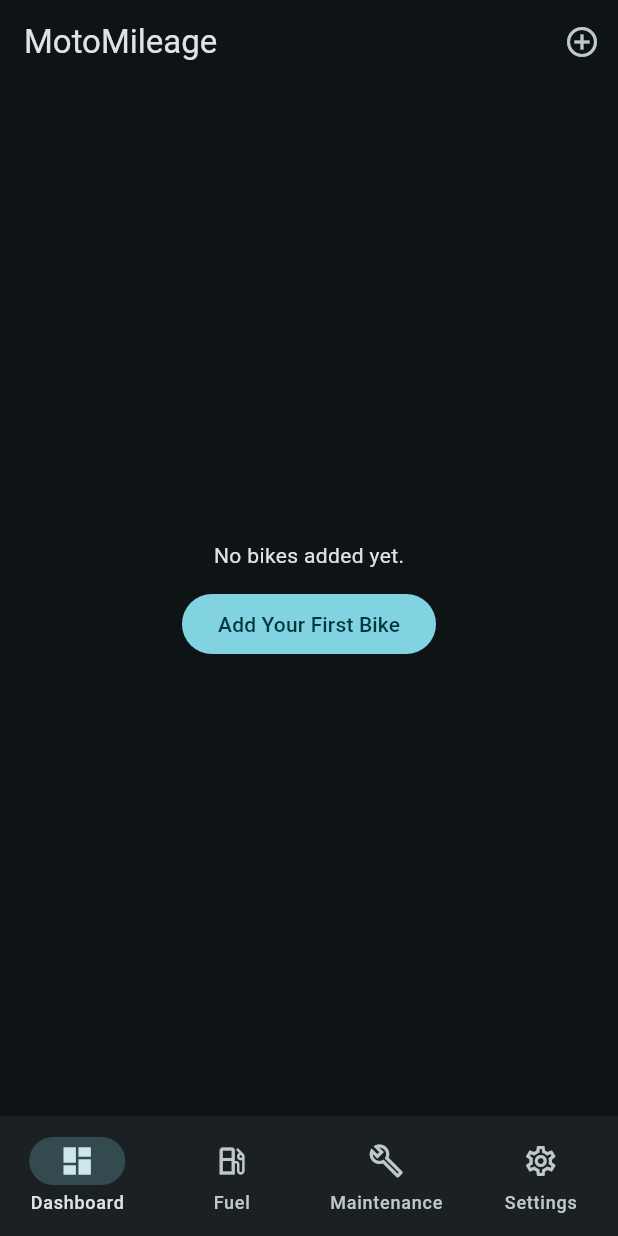
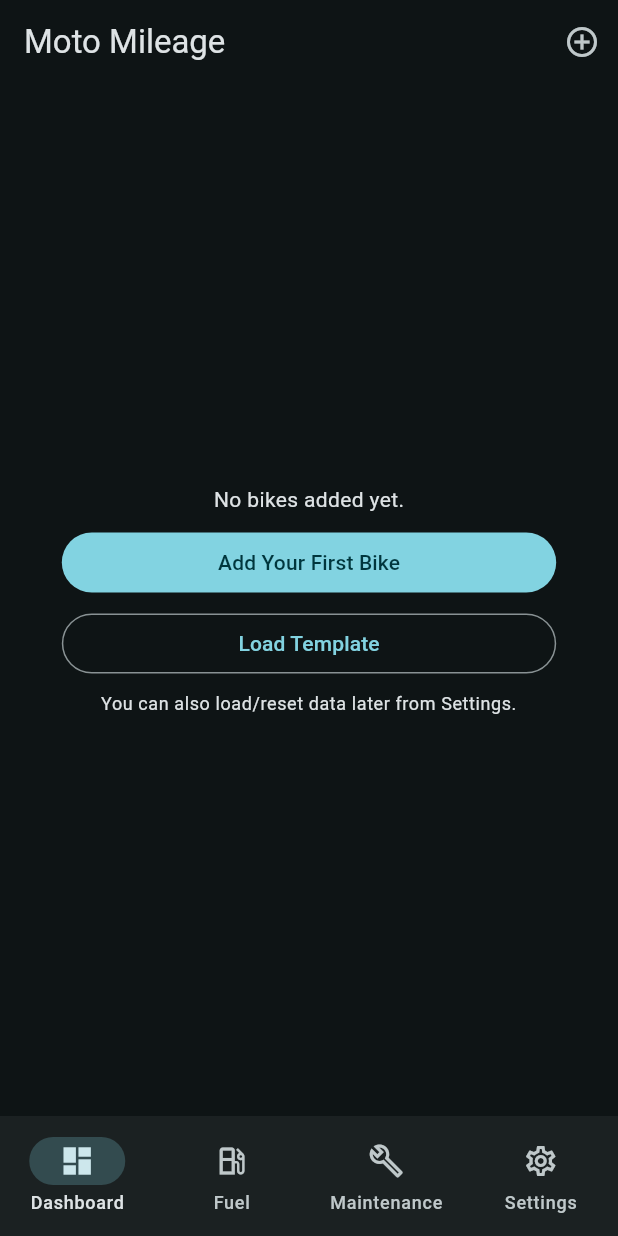
Before and after one commit to WorkWithAfridi/MotoMileage, a Flutter app: the HomeShellView screen opened directly, on a phone screen of 412 x 824 dp. Run offline on Flutter 3.47's test engine with Material 3 defaults, Android fonts, the phone set to English and light mode, and no system bars; our stand-ins replace fl_chart, get, share_plus, shared_preferences; accounts and stored records are empty.

Commit message:
Updated branding

```diff
--- a/lib/app/app.dart
+++ b/lib/app/app.dart
@@ -15,7 +15,7 @@ class MotoMileageApp extends StatelessWidget {
     return Obx(() {
       final theme = AppTheme.fromPreset(settingsController.settings.value.themePreset);
       return GetMaterialApp(
-        title: 'MotoMileage',
+        title: 'Moto Mileage',
         debugShowCheckedModeBanner: false,
         theme: theme,
         darkTheme: theme,
--- a/lib/app/views/home_shell_view.dart
+++ b/lib/app/views/home_shell_view.dart
@@ -2,6 +2,10 @@ import 'package:flutter/material.dart';
 import 'package:get/get.dart';
 
 import '../controllers/bike_controller.dart';
+import '../controllers/fuel_controller.dart';
+import '../controllers/maintenance_controller.dart';
+import '../controllers/settings_controller.dart';
+import '../services/demo_data_service.dart';
 import 'dashboard_view.dart';
 import 'fuel_logs_view.dart';
 import 'maintenance_view.dart';
@@ -20,16 +24,15 @@ class HomeShellView extends StatefulWidget {
 class _HomeShellViewState extends State<HomeShellView> {
   int _index = 0;
 
-  static const _tabs = [
-    DashboardView(),
-    FuelLogsView(),
-    MaintenanceView(),
-    SettingsView(),
-  ];
+  static const _tabs = [DashboardView(), FuelLogsView(), MaintenanceView(), SettingsView()];
 
   @override
   Widget build(BuildContext context) {
     final bikeController = Get.find<BikeController>();
+    final settingsController = Get.find<SettingsController>();
+    final fuelController = Get.find<FuelController>();
+    final maintenanceController = Get.find<MaintenanceController>();
+    final demoDataService = Get.find<DemoDataService>();
 
     return Obx(() {
       final activeBike = bikeController.activeBike;
@@ -42,27 +45,16 @@ class _HomeShellViewState extends State<HomeShellView> {
                   child: DropdownButton<String>(
                     value: activeBike?.id,
                     hint: const Text('Select Bike'),
-                    items: bikeController.bikes
-                        .map(
-                          (bike) => DropdownMenuItem(
-                            value: bike.id,
-                            child: Text('${bike.name} (${bike.model})'),
-                          ),
-                        )
-                        .toList(),
+                    items: bikeController.bikes.map((bike) => DropdownMenuItem(value: bike.id, child: Text('${bike.name} (${bike.model})'))).toList(),
                     onChanged: bikeController.setActiveBike,
                   ),
                 )
-              : const Text('MotoMileage'),
+              : const Text('Moto Mileage'),
           actions: [
             IconButton(
               tooltip: 'Add Bike',
-              onPressed: () => showModalBottomSheet<void>(
-                context: context,
-                showDragHandle: true,
-                isScrollControlled: true,
-                builder: (_) => const BikeFormSheet(),
-              ),
+              onPressed: () =>
+                  showModalBottomSheet<void>(context: context, showDragHandle: true, isScrollControlled: true, builder: (_) => const BikeFormSheet()),
               icon: const Icon(Icons.add_circle_outline),
             ),
             if (activeBike != null)
@@ -81,10 +73,7 @@ class _HomeShellViewState extends State<HomeShellView> {
                     await bikeController.deleteBike(activeBike.id);
                   }
                 },
-                itemBuilder: (_) => const [
-                  PopupMenuItem(value: 'edit', child: Text('Edit Bike')),
-                  PopupMenuItem(value: 'delete', child: Text('Delete Bike')),
-                ],
+                itemBuilder: (_) => const [PopupMenuItem(value: 'edit', child: Text('Edit Bike')), PopupMenuItem(value: 'delete', child: Text('Delete Bike'))],
               ),
           ],
         ),
@@ -94,16 +83,33 @@ class _HomeShellViewState extends State<HomeShellView> {
                   mainAxisSize: MainAxisSize.min,
                   children: [
                     const Text('No bikes added yet.'),
-                    const SizedBox(height: 12),
-                    FilledButton(
-                      onPressed: () => showModalBottomSheet<void>(
-                        context: context,
-                        showDragHandle: true,
-                        isScrollControlled: true,
-                        builder: (_) => const BikeFormSheet(),
-                      ),
+                    const SizedBox(height: 8),
+                    SizedBox(
+                      width: Get.width * 0.8,
+                      child: FilledButton(
+                        onPressed: () =>
+                            showModalBottomSheet<void>(context: context, showDragHandle: true, isScrollControlled: true, builder: (_) => const BikeFormSheet()),
                         child: const Text('Add Your First Bike'),
                       ),
+                    ),
+                    SizedBox(height: 6),
+                    SizedBox(
+                      width: Get.width * 0.8,
+                      child: OutlinedButton(
+                        onPressed: () async {
+                          await demoDataService.populateDemoData();
+                          settingsController.reload();
+                          await bikeController.reload();
+                          await fuelController.reloadActiveBike();
+                          await maintenanceController.reloadActiveBike();
+                          if (!context.mounted) return;
+                          Get.snackbar('Demo Loaded', 'Template dataset is ready. Explore the app.');
+                        },
+                        child: const Text('Load Template'),
+                      ),
+                    ),
+                    const SizedBox(height: 8),
+                    Text('You can also load/reset data later from Settings.', style: Theme.of(context).textTheme.bodySmall, textAlign: TextAlign.center),
                   ],
                 ),
               )
@@ -112,23 +118,15 @@ class _HomeShellViewState extends State<HomeShellView> {
             ? null
             : _index == 1
             ? FloatingActionButton.extended(
-                    onPressed: () => showModalBottomSheet<void>(
-                      context: context,
-                      showDragHandle: true,
-                      isScrollControlled: true,
-                      builder: (_) => const FuelEntryFormSheet(),
-                    ),
+                onPressed: () =>
+                    showModalBottomSheet<void>(context: context, showDragHandle: true, isScrollControlled: true, builder: (_) => const FuelEntryFormSheet()),
                 icon: const Icon(Icons.local_gas_station_outlined),
                 label: const Text('Quick Add'),
               )
             : _index == 2
             ? FloatingActionButton.extended(
-                        onPressed: () => showModalBottomSheet<void>(
-                          context: context,
-                          showDragHandle: true,
-                          isScrollControlled: true,
-                          builder: (_) => const MaintenanceFormSheet(),
-                        ),
+                onPressed: () =>
+                    showModalBottomSheet<void>(context: context, showDragHandle: true, isScrollControlled: true, builder: (_) => const MaintenanceFormSheet()),
                 icon: const Icon(Icons.build_circle_outlined),
                 label: const Text('Add Maintenance'),
               )
@@ -137,26 +135,10 @@ class _HomeShellViewState extends State<HomeShellView> {
           selectedIndex: _index,
           onDestinationSelected: (value) => setState(() => _index = value),
           destinations: const [
-            NavigationDestination(
-              icon: Icon(Icons.dashboard_outlined),
-              selectedIcon: Icon(Icons.dashboard),
-              label: 'Dashboard',
-            ),
-            NavigationDestination(
-              icon: Icon(Icons.local_gas_station_outlined),
-              selectedIcon: Icon(Icons.local_gas_station),
-              label: 'Fuel',
-            ),
-            NavigationDestination(
-              icon: Icon(Icons.build_outlined),
-              selectedIcon: Icon(Icons.build),
-              label: 'Maintenance',
-            ),
-            NavigationDestination(
-              icon: Icon(Icons.settings_outlined),
-              selectedIcon: Icon(Icons.settings),
-              label: 'Settings',
-            ),
+            NavigationDestination(icon: Icon(Icons.dashboard_outlined), selectedIcon: Icon(Icons.dashboard), label: 'Dashboard'),
+            NavigationDestination(icon: Icon(Icons.local_gas_station_outlined), selectedIcon: Icon(Icons.local_gas_station), label: 'Fuel'),
+            NavigationDestination(icon: Icon(Icons.build_outlined), selectedIcon: Icon(Icons.build), label: 'Maintenance'),
+            NavigationDestination(icon: Icon(Icons.settings_outlined), selectedIcon: Icon(Icons.settings), label: 'Settings'),
           ],
         ),
       );
--- a/lib/app/views/onboarding_view.dart
+++ b/lib/app/views/onboarding_view.dart
@@ -44,6 +44,13 @@ class _OnboardingViewState extends State<OnboardingView> {
           'Track service history, get due reminders, and export or backup your data locally.',
       icon: Icons.build_circle,
       color: Color(0xFF22577A),
+    ),
+    _OnboardingPageData(
+      title: 'Try Demo Data',
+      description:
+          'From Settings, you can load a demo dataset to explore the app quickly. You can also reset all local data anytime.',
+      icon: Icons.dataset_outlined,
+      color: Color(0xFFB85C38),
     ),
   ];
 
--- a/lib/app/views/settings_view.dart
+++ b/lib/app/views/settings_view.dart
@@ -160,7 +160,7 @@ class SettingsView extends GetView<SettingsController> {
               await SharePlus.instance.share(
                 ShareParams(
                   files: [XFile(file.path)],
-                  text: 'MotoMileage fuel logs CSV export',
+                  text: 'Moto Mileage fuel logs CSV export',
                 ),
               );
             },
@@ -176,7 +176,7 @@ class SettingsView extends GetView<SettingsController> {
               await SharePlus.instance.share(
                 ShareParams(
                   files: [XFile(file.path)],
-                  text: 'MotoMileage backup JSON',
+                  text: 'Moto Mileage backup JSON',
                 ),
               );
             },
--- a/lib/app/views/splash_view.dart
+++ b/lib/app/views/splash_view.dart
@@ -25,7 +25,7 @@ class SplashView extends StatelessWidget {
             ),
             const SizedBox(height: 20),
             Text(
-              'MotoMileage',
+              'Moto Mileage',
               style: TextStyle(
                 color: Theme.of(context).colorScheme.onSurface,
                 fontSize: 32,
```
Also changed, not shown: assets/png/appstore.png, assets/png/playstore.png, 25 other files. Lines whose indentation alone changed are shown as unchanged.
